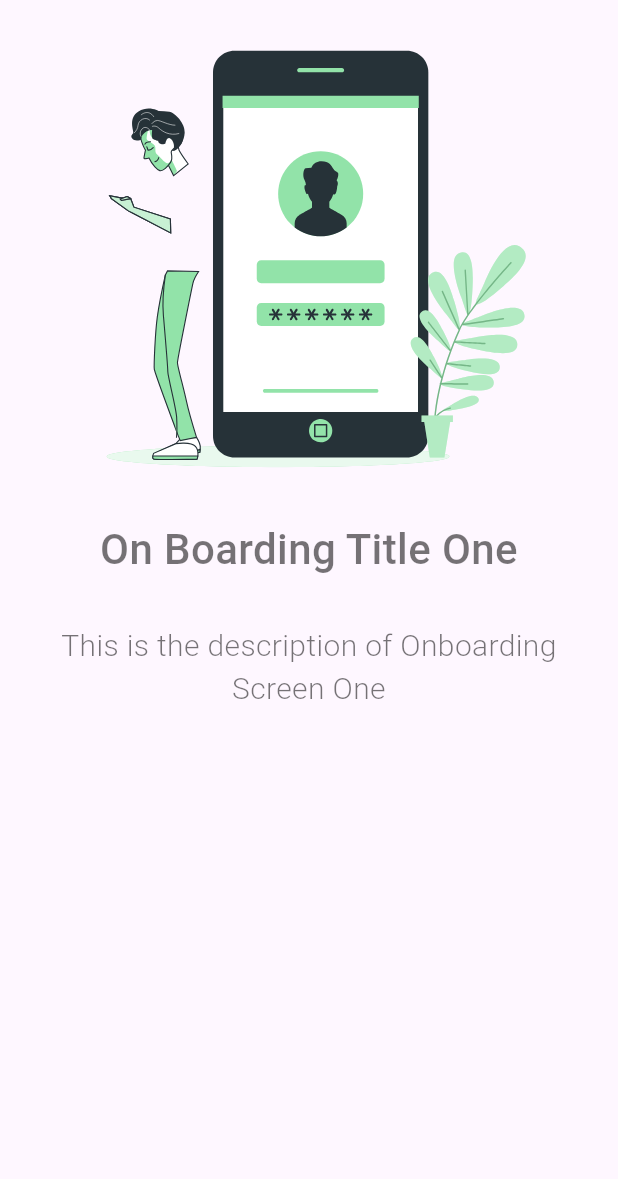
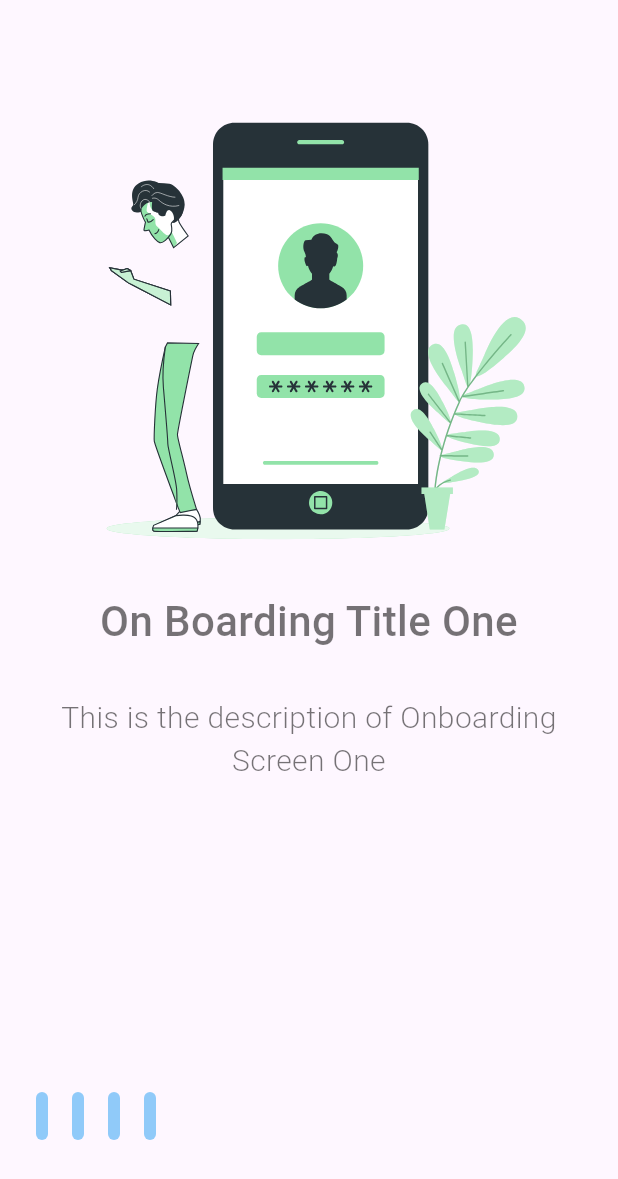
Before and after one commit to Ratndeep1999/fourth_onboarding_screen, a Flutter app: the screen it shows after launch, on a phone screen of 412 x 824 dp. Shown: the top 1179 px of the screen. Run offline on Flutter 3.47's test engine with Material 3 defaults, Android fonts, the phone set to English and light mode, and no system bars; our stand-ins replace lottie.

Commit message:
onboarding_screen.dart: Dot Indicator add.

```diff
--- a/lib/onboarding/screen/onboarding_screen.dart
+++ b/lib/onboarding/screen/onboarding_screen.dart
@@ -1,4 +1,5 @@
 import 'package:flutter/material.dart';
+import 'package:fourth_onboarding_screen/onboarding/data/onboarding_data.dart';
 import 'package:fourth_onboarding_screen/utils/constants/app_icons.dart';
 import 'package:fourth_onboarding_screen/utils/constants/app_texts.dart';
 import 'package:lottie/lottie.dart';
@@ -11,21 +12,35 @@ class OnboardingScreen extends StatefulWidget {
 }
 
 class _OnboardingScreenState extends State<OnboardingScreen> {
+  final PageController _pageCtrl = PageController();
+  int _pageIndex = 0;
+
   @override
   Widget build(BuildContext ctx) {
     return Scaffold(
       body: Padding(
-        padding: const EdgeInsets.symmetric(horizontal: 16.0, vertical: 16.0),
+        padding: const EdgeInsets.symmetric(vertical: 64.0, horizontal: 16.0),
         child: Column(
+          children: [
+            /// Onboarding Data Widget
+            Expanded(
+              child: PageView.builder(
+                controller: _pageCtrl,
+                onPageChanged: (index) => setState(() => _pageIndex = index),
+                itemCount: onboardingData.length,
+                itemBuilder: (ctx, index) {
+                  /// Get Specific PAge Data
+                  final item = onboardingData[index];
+                  return Column(
                     crossAxisAlignment: CrossAxisAlignment.center,
                     children: [
                       /// Lottie Image
-            Lottie.asset(AppIcons.kOnboarding_icon1, height: 300, width: 300),
+                      Lottie.asset(item.icon, height: 300, width: 300),
                       const SizedBox(height: 30),
 
                       /// Title
                       Text(
-              AppTexts.kOnBoardingTitle1,
+                        item.title,
                         textAlign: TextAlign.center,
                         style: TextStyle(
                           color: Colors.black54,
@@ -37,7 +52,7 @@ class _OnboardingScreenState extends State<OnboardingScreen> {
 
                       /// Description
                       Text(
-              AppTexts.kOnBoardingDesc1,
+                        item.desc,
                         textAlign: TextAlign.center,
                         style: TextStyle(
                           color: Colors.black54,
@@ -45,10 +60,36 @@ class _OnboardingScreenState extends State<OnboardingScreen> {
                           fontWeight: FontWeight.w300,
                         ),
                       ),
+                    ],
+                  );
+                },
+              ),
+            ),
             const SizedBox(height: 30),
 
-            //
-            Row(),
+            ///
+            Row(
+              children: [
+                /// Dot Indicator
+                Row(
+                  children: List.generate(
+                    onboardingData.length,
+                    (index) => AnimatedContainer(
+                      height: false ? 16 : 32,
+                      width: 8,
+                      margin: EdgeInsets.symmetric(horizontal: 8.0),
+                      decoration: BoxDecoration(
+                        color: false ? Colors.blue : Colors.blue.shade200,
+                        borderRadius: BorderRadius.circular(16.0),
+                      ),
+                      duration: Duration(milliseconds: 300),
+                    ),
+                  ),
+                ),
+
+                /// Next Button
+              ],
+            ),
           ],
         ),
       ),
```
Lines whose indentation alone changed are shown as unchanged.
